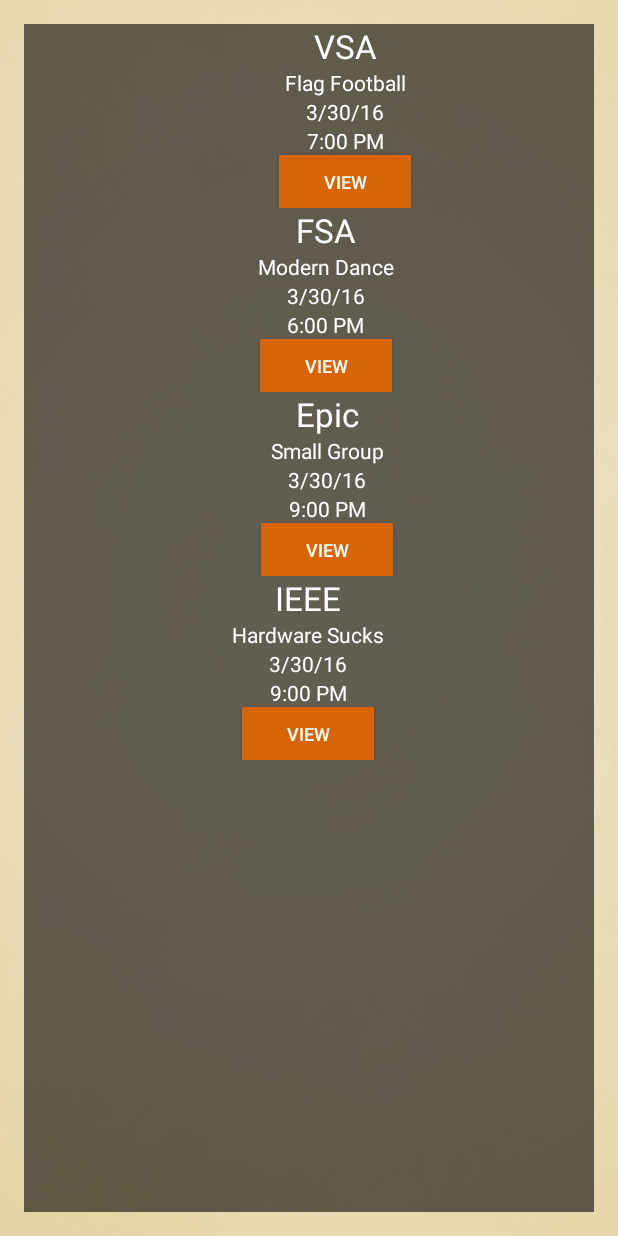
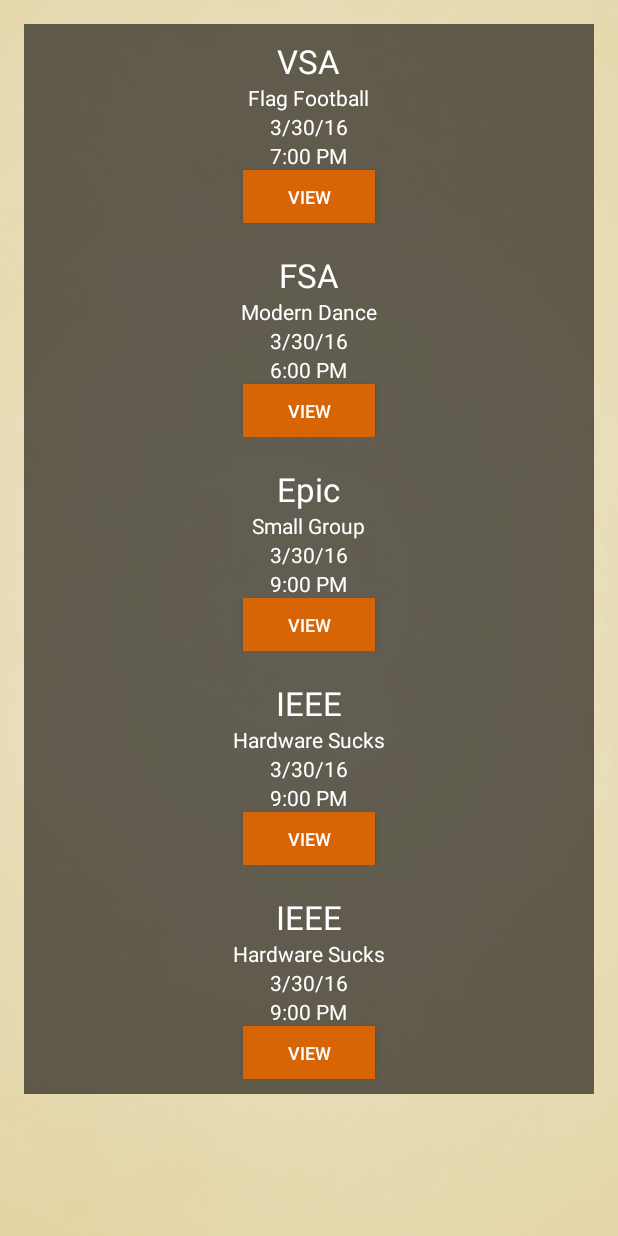
Before and after one commit to josh-marasigan/OrangeLoop, an Android app: the MemberHomePage screen opened directly, with no data from a screen before it, on a phone screen of 412 x 824 dp. Run offline under Robolectric (Android 15) with nearby library versions, the phone set to English and light mode, and no system bars.

Commit message:
Recent version
here charles

```diff
--- a/app/src/main/res/layout/activity_member_home_page.xml
+++ b/app/src/main/res/layout/activity_member_home_page.xml
@@ -7,6 +7,10 @@
     android:paddingBottom="@dimen/activity_vertical_margin"
     tools:context="com.threeamstudios.theorangeloop.MemberHomePage"
     android:background="@drawable/paper_bg">
+
+    <ScrollView
+        android:layout_width="match_parent"
+        android:layout_height="match_parent">
 
     <LinearLayout
         android:orientation="vertical"
@@ -27,19 +31,14 @@
             android:weightSum="1">
 
             <!-- HTTP Image -->
-            <ImageView
-                android:id="@+id/imageView"
-                android:layout_width="69dp"
-                android:layout_height="match_parent"
-                android:contentDescription="@string/hello"
-                android:maxHeight="70dp"
-                android:maxWidth="70dp" />
 
             <LinearLayout
                 android:orientation="vertical"
-                android:layout_width="267dp"
+                android:layout_width="match_parent"
                 android:layout_height="wrap_content"
-                android:weightSum="1">
+                android:weightSum="1"
+                android:paddingTop="10dp"
+                android:paddingBottom="10dp">
 
                 <TextView
                     android:layout_width="wrap_content"
@@ -101,19 +100,14 @@
             android:id="@+id/club_B">
 
             <!-- HTTP Image -->
-            <ImageView
-                android:id="@+id/imageViewB"
-                android:layout_width="69dp"
-                android:layout_height="match_parent"
-                android:contentDescription="@string/hello"
-                android:maxHeight="70dp"
-                android:maxWidth="70dp" />
 
             <LinearLayout
                 android:orientation="vertical"
-                android:layout_width="264dp"
+                android:layout_width="match_parent"
                 android:layout_height="wrap_content"
-                android:weightSum="1">
+                android:weightSum="1"
+                android:paddingTop="10dp"
+                android:paddingBottom="10dp">
 
                 <TextView
                     android:layout_width="wrap_content"
@@ -174,19 +168,14 @@
             android:id="@+id/club_C">
 
             <!-- HTTP Image -->
-            <ImageView
-                android:id="@+id/imageViewC"
-                android:layout_width="69dp"
-                android:layout_height="match_parent"
-                android:contentDescription="@string/hello"
-                android:maxHeight="70dp"
-                android:maxWidth="70dp" />
 
             <LinearLayout
                 android:orientation="vertical"
-                android:layout_width="266dp"
+                android:layout_width="match_parent"
                 android:layout_height="wrap_content"
-                android:weightSum="1">
+                android:weightSum="1"
+                android:paddingTop="10dp"
+                android:paddingBottom="10dp">
 
                 <TextView
                     android:layout_width="wrap_content"
@@ -240,10 +229,14 @@
 
         <LinearLayout
             android:orientation="vertical"
-            android:layout_width="166dp"
+            android:layout_width="match_parent"
             android:layout_height="wrap_content"
             android:weightSum="1"
-            android:layout_gravity="center_horizontal">
+            android:layout_gravity="center_horizontal"
+            android:paddingStart="0dp"
+            android:paddingEnd="0dp"
+            android:paddingTop="10dp"
+            android:paddingBottom="10dp">
 
             <!-- HTTP Image -->
             <ImageView
@@ -302,6 +295,77 @@
                 android:onClick="goToClub" />
         </LinearLayout>
 
+        <!-- Test -->
+        <LinearLayout
+            android:orientation="vertical"
+            android:layout_width="match_parent"
+            android:layout_height="wrap_content"
+            android:weightSum="1"
+            android:layout_gravity="center_horizontal"
+            android:paddingStart="0dp"
+            android:paddingEnd="0dp"
+            android:paddingTop="10dp"
+            android:paddingBottom="10dp">
+
+            <!-- HTTP Image -->
+            <ImageView
+                android:id="@+id/imageViewE"
+                android:layout_width="69dp"
+                android:layout_height="match_parent"
+                android:contentDescription="@string/hello"
+                android:maxHeight="70dp"
+                android:maxWidth="70dp" />
+
+            <TextView
+                android:layout_width="wrap_content"
+                android:layout_height="wrap_content"
+                android:textAppearance="?android:attr/textAppearanceLarge"
+                android:text="IEEE"
+                android:id="@+id/textView11"
+                android:layout_gravity="center_horizontal"
+                android:textColor="#FFFF" />
+
+            <TextView
+                android:layout_width="wrap_content"
+                android:layout_height="wrap_content"
+                android:textAppearance="?android:attr/textAppearanceSmall"
+                android:text="Hardware Sucks"
+                android:id="@+id/textView10"
+                android:layout_gravity="center_horizontal"
+                android:textColor="#FFFF" />
+
+            <TextView
+                android:layout_width="wrap_content"
+                android:layout_height="wrap_content"
+                android:textAppearance="?android:attr/textAppearanceSmall"
+                android:text="3/30/16"
+                android:id="@+id/textView9"
+                android:layout_gravity="center_horizontal"
+                android:textColor="#FFFF" />
+
+            <TextView
+                android:layout_width="wrap_content"
+                android:layout_height="wrap_content"
+                android:textAppearance="?android:attr/textAppearanceSmall"
+                android:text="9:00 PM"
+                android:id="@+id/textView8"
+                android:layout_gravity="center_horizontal"
+                android:textColor="#FFFF" />
+
+            <Button
+                android:layout_width="wrap_content"
+                android:layout_height="35dp"
+                android:text="VIEW"
+                android:id="@+id/button5"
+                android:background="@drawable/small_button_styles"
+                android:textColor="#FFFF"
+                android:layout_gravity="center_horizontal"
+                android:textSize="12dp"
+                android:onClick="goToClub" />
+        </LinearLayout>
+
     </LinearLayout>
 
+    </ScrollView>
+
 </RelativeLayout>
```
